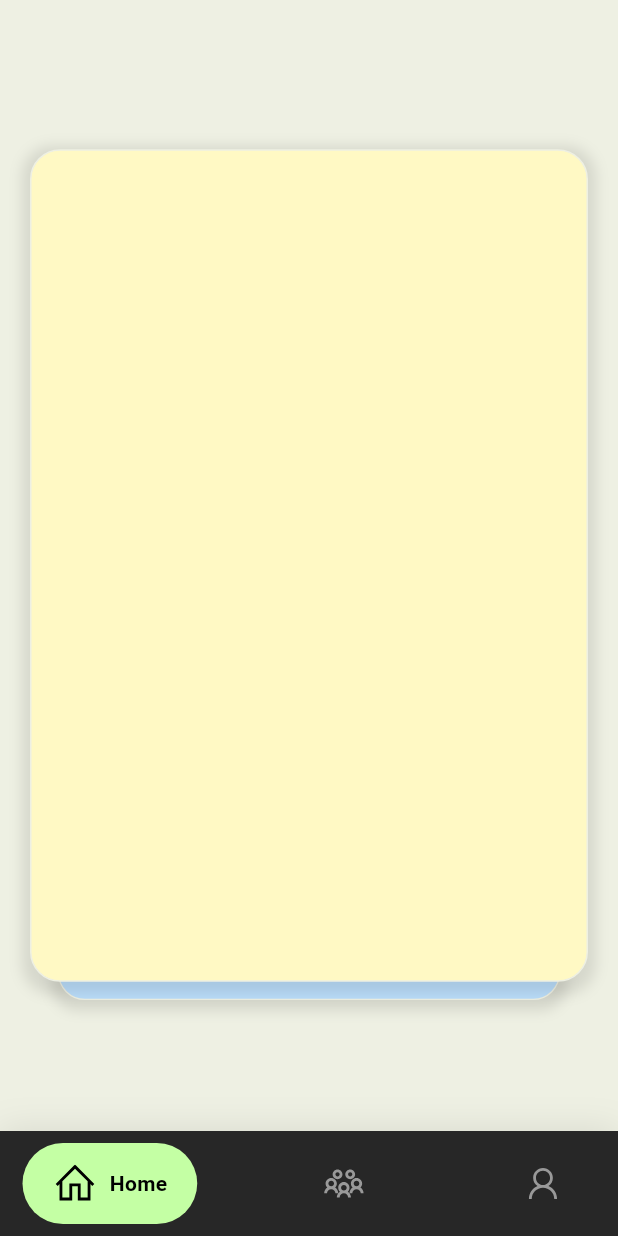
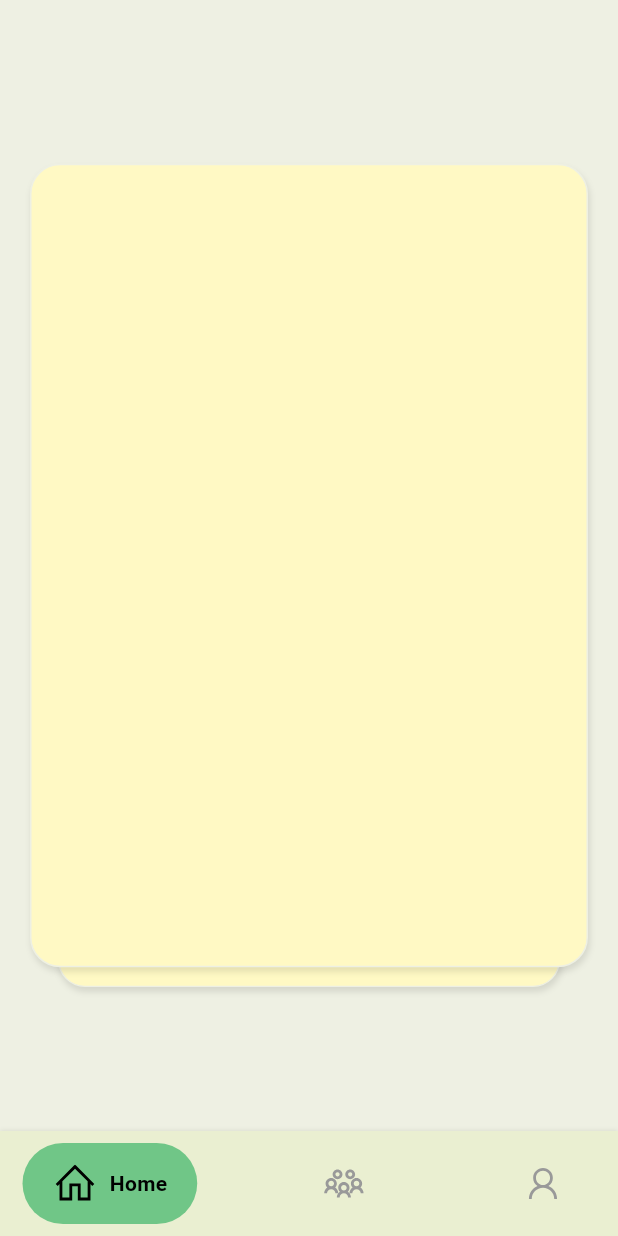
Before and after one commit to ronanhansel/touch-grass, a Flutter app: the screen it shows after launch, on a phone screen of 412 x 824 dp. Run offline on Flutter 3.47's test engine with Material 3 defaults, Android fonts, the phone set to English and light mode, and no system bars; drawn by our look-alikes of flutter_card_swiper, google_nav_bar; our stand-ins replace line_icons.

Commit message:
Some fixes on the home page

```diff
--- a/lib/home.dart
+++ b/lib/home.dart
@@ -10,75 +10,7 @@ class Home extends StatefulWidget {
 
 class _HomeState extends State<Home> {
   final CardSwiperController controller = CardSwiperController();
-
-  List<Container> cards = [
-    Container(
-      alignment: Alignment.center,
-      child: Container(
-        decoration: BoxDecoration(
-            border: Border.all(
-              color: const Color.fromRGBO(238, 240, 227, 100),
-            ),
-            color:
-                Colors.yellow[100], //Theme.of(context).colorScheme.background,
-            boxShadow: [
-              BoxShadow(
-                color: Colors.black.withOpacity(.10),
-                spreadRadius: 5,
-                blurRadius: 7,
-                offset: Offset(0, 3), // changes position of shadow
-              ),
-            ],
-            borderRadius: BorderRadius.all(Radius.circular(20))),
-        height: 555,
-        width: 450,
-      ),
-    ),
-    Container(
-      alignment: Alignment.center,
-      child: Container(
-        decoration: BoxDecoration(
-            border: Border.all(
-              color: const Color.fromRGBO(238, 240, 227, 100),
-            ),
-            color: Colors.blue[100], //Theme.of(context).colorScheme.background,
-            boxShadow: [
-              BoxShadow(
-                color: Colors.black.withOpacity(.10),
-                spreadRadius: 5,
-                blurRadius: 7,
-                offset: Offset(0, 3), // changes position of shadow
-              ),
-            ],
-            borderRadius: BorderRadius.all(Radius.circular(20))),
-        height: 555,
-        width: 450,
-      ),
-    ),
-    Container(
-      alignment: Alignment.center,
-      child: Container(
-        decoration: BoxDecoration(
-            border: Border.all(
-              color: const Color.fromRGBO(238, 240, 227, 100),
-            ),
-            color:
-                Colors.purple[100], //Theme.of(context).colorScheme.background,
-            boxShadow: [
-              BoxShadow(
-                color: Colors.black.withOpacity(.10),
-                spreadRadius: 5,
-                blurRadius: 7,
-                offset: Offset(0, 3), // changes position of shadow
-              ),
-            ],
-            borderRadius: BorderRadius.all(Radius.circular(20))),
-        height: 555,
-        width: 450,
-      ),
-    ),
-  ];
-
+  List<Text> cards = [Text('hiii'), Text('hiiiiii')];
   @override
   Widget build(BuildContext context) {
     double width = MediaQuery.of(context).size.width;
@@ -88,8 +20,7 @@ class _HomeState extends State<Home> {
       body: Flexible(
         child: CardSwiper(
           cardsCount: cards.length,
-          cardBuilder: (context, index, percentThresholdX, percentThresholdY) =>
-              cards[index],
+          cardBuilder: cardBuilder,
           controller: controller,
           onSwipe: _onSwipe,
           allowedSwipeDirection: AllowedSwipeDirection.only(
@@ -99,6 +30,30 @@ class _HomeState extends State<Home> {
       ),
     );
   }
+}
+
+Widget cardBuilder(context, index, percentThresholdX, percentThresholdY) {
+  return Container(
+    alignment: Alignment.center,
+    child: Container(
+      decoration: BoxDecoration(
+          border: Border.all(
+            color: const Color.fromRGBO(238, 240, 227, 100),
+          ),
+          color: Colors.yellow[100], //Theme.of(context).colorScheme.background,
+          boxShadow: [
+            BoxShadow(
+              color: Colors.black.withOpacity(.10),
+              spreadRadius: 0,
+              blurRadius: 3,
+              offset: Offset(1, 3), // changes position of shadow
+            ),
+          ],
+          borderRadius: BorderRadius.all(Radius.circular(20))),
+      height: MediaQuery.of(context).size.height * 0.65,
+      width: MediaQuery.of(context).size.width * 0.95,
+    ),
+  );
 }
 
 bool _onSwipe(
--- a/lib/main.dart
+++ b/lib/main.dart
@@ -19,7 +19,7 @@ class MyApp extends StatelessWidget {
           error: Color.fromRGBO(238, 240, 227, 1),
           onError: Color.fromRGBO(238, 240, 227, 1),
           background: Color.fromRGBO(250, 251, 239, 1),
-          onBackground: Color.fromRGBO(39, 39, 39, 1),
+          onBackground: Color.fromRGBO(234, 239, 209, 1),
           surface: Color.fromRGBO(238, 240, 227, 1),
           onSurface: Color.fromRGBO(238, 240, 227, 1),
         )),
--- a/lib/navigation.dart
+++ b/lib/navigation.dart
@@ -32,7 +32,7 @@ class _HomePageState extends State<Navigation> {
             color: Theme.of(context).colorScheme.onBackground,
             boxShadow: [
               BoxShadow(
-                blurRadius: 20,
+                blurRadius: 2,
                 color: Colors.black.withOpacity(.1),
               )
             ],
@@ -42,15 +42,14 @@ class _HomePageState extends State<Navigation> {
               padding:
                   const EdgeInsets.symmetric(horizontal: 15.0, vertical: 8),
               child: GNav(
-                rippleColor: const Color.fromRGBO(133, 166, 116, 100),
-                hoverColor: const Color.fromRGBO(133, 166, 116, 65),
+                hoverColor: Color.fromARGB(190, 199, 238, 179),
                 gap: 8,
                 activeColor: Colors.black,
                 iconSize: 24,
                 padding:
                     const EdgeInsets.symmetric(horizontal: 20, vertical: 12),
                 duration: const Duration(milliseconds: 400),
-                tabBackgroundColor: const Color.fromRGBO(196, 255, 164, 100)!,
+                tabBackgroundColor: Color.fromARGB(255, 112, 198, 135),
                 color: Theme.of(context).colorScheme.onSecondary,
                 tabs: const [
                   GButton(
```
